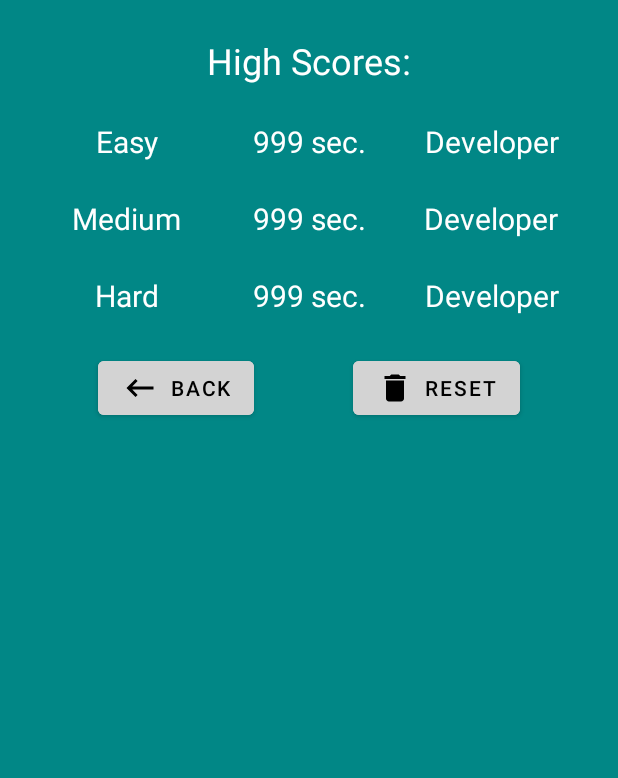
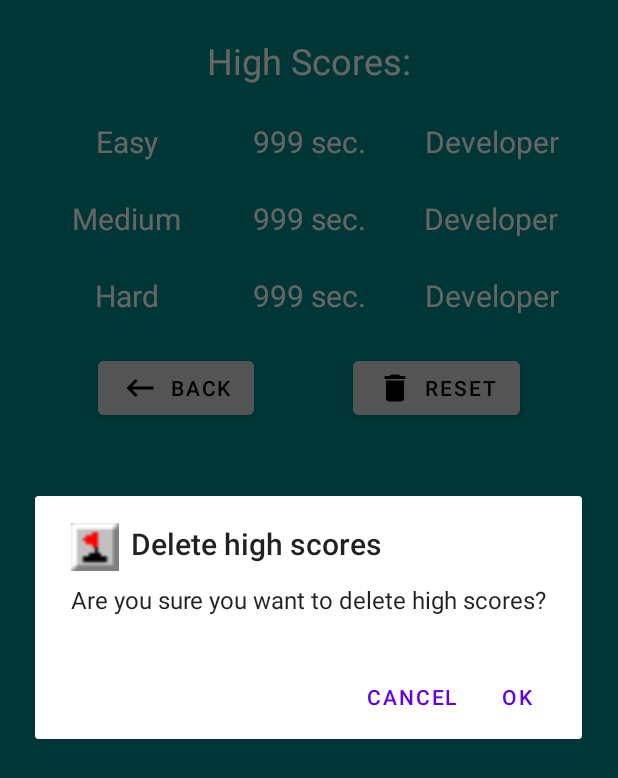
Before and after one commit to Aeforeva/Minesweeper, an Android app: the ScoreFragment screen opened through its navigation route, after a tap on "RESET", on a phone screen of 412 x 824 dp. Shown: the top 778 px of the screen. Run offline under Robolectric (Android 15) with nearby library versions, the phone set to English and light mode, and no system bars; our stand-ins replace data binding, navigation-ui; 8 statements that could not run were skipped.

```diff
--- a/app/src/main/java/com/example/minesweeper/ui/MainViewModel.kt
+++ b/app/src/main/java/com/example/minesweeper/ui/MainViewModel.kt
@@ -202,8 +202,8 @@ class MainViewModel : ViewModel() {
         }
     }
 
-    fun isNewHighScore(gameType: Int): Boolean {
-        return when (gameType) {
+    fun isNewHighScore(): Boolean {
+        return when (gameType.value) {
             1 -> time.value!! < easyScore
             2 -> time.value!! < mediumScore
             3 -> time.value!! < hardScore
--- a/app/src/main/java/com/example/minesweeper/ui/ScoreFragment.kt
+++ b/app/src/main/java/com/example/minesweeper/ui/ScoreFragment.kt
@@ -2,18 +2,19 @@ package com.example.minesweeper.ui
 
 import android.content.SharedPreferences
 import android.os.Bundle
-import androidx.fragment.app.Fragment
 import android.view.LayoutInflater
 import android.view.View
 import android.view.ViewGroup
+import androidx.appcompat.app.AlertDialog
 import androidx.appcompat.app.AppCompatActivity
 import androidx.core.content.edit
+import androidx.fragment.app.Fragment
 import androidx.fragment.app.activityViewModels
 import androidx.navigation.fragment.findNavController
 import com.example.minesweeper.R
 import com.example.minesweeper.data.*
-import com.example.minesweeper.databinding.FragmentOneBinding
 import com.example.minesweeper.databinding.FragmentScoreBinding
+
 
 class ScoreFragment : Fragment() {
 
@@ -41,13 +42,25 @@ class ScoreFragment : Fragment() {
         }
         binding.buttonReset.setOnClickListener {
             confirmResetScores()
-            resetScores()
-            setScoresContent()
         }
     }
 
     private fun confirmResetScores() {
-        // TODO("Not yet implemented")
+
+        AlertDialog.Builder(requireContext())
+            .setTitle("Delete high scores")
+            .setMessage("Are you sure you want to delete high scores?")
+            // Specifying a listener allows you to take an action before dismissing the dialog.
+            // The dialog is automatically dismissed when a dialog button is clicked.
+            .setPositiveButton(android.R.string.yes) { dialog, which ->
+                // Continue with delete operation
+                resetScores()
+                setScoresContent()
+            } // A null listener allows the button to dismiss the dialog and take no further action.
+            .setNegativeButton(android.R.string.no, null)
+//            .setIcon(android.R.drawable.ic_dialog_alert)
+            .setIcon(R.drawable.flag)
+            .show()
     }
 
     private fun resetScores() {
@@ -65,6 +78,7 @@ class ScoreFragment : Fragment() {
         sharedPref.edit() { putString(MEDIUM_TOP_PLAYER, "Developer").apply() }
         sharedPref.edit() { putInt(HARD_HIGH_SCORE, 999).apply() }
         sharedPref.edit() { putString(HARD_TOP_PLAYER, "Developer").apply() }
+        sharedPref.edit() { putString(PLAYER_NAME, "Player").apply() }
     }
 
     private fun setScoresContent() {
```
Also changed, not shown: app/src/main/java/com/example/minesweeper/ui/OneFragment.kt (+28 -5 lines).
